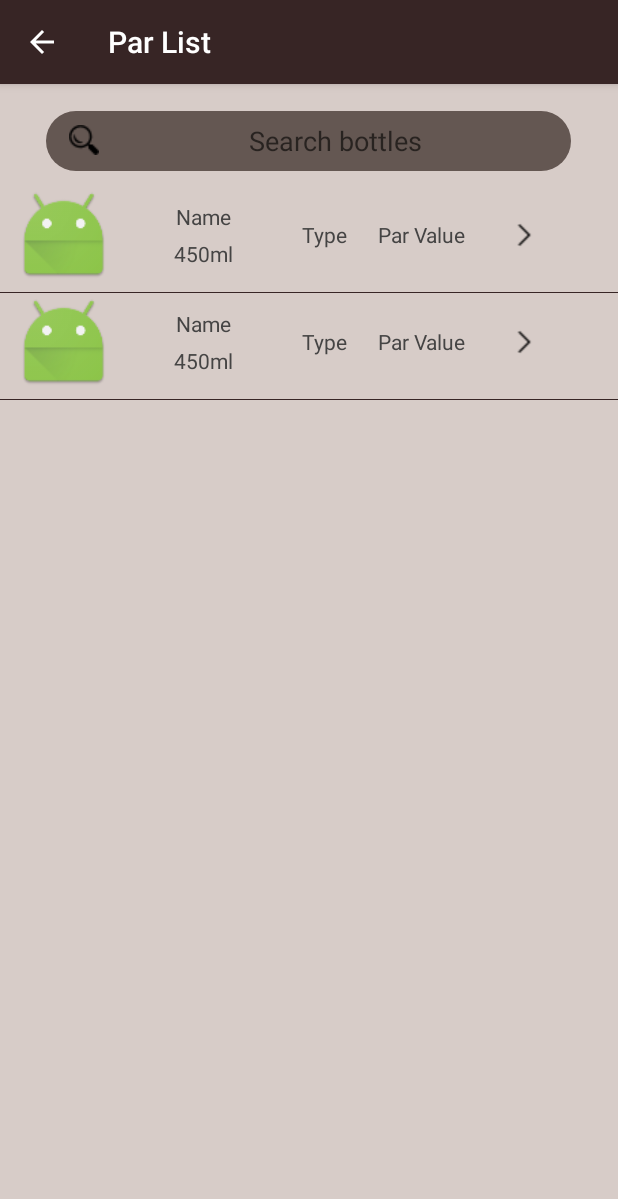
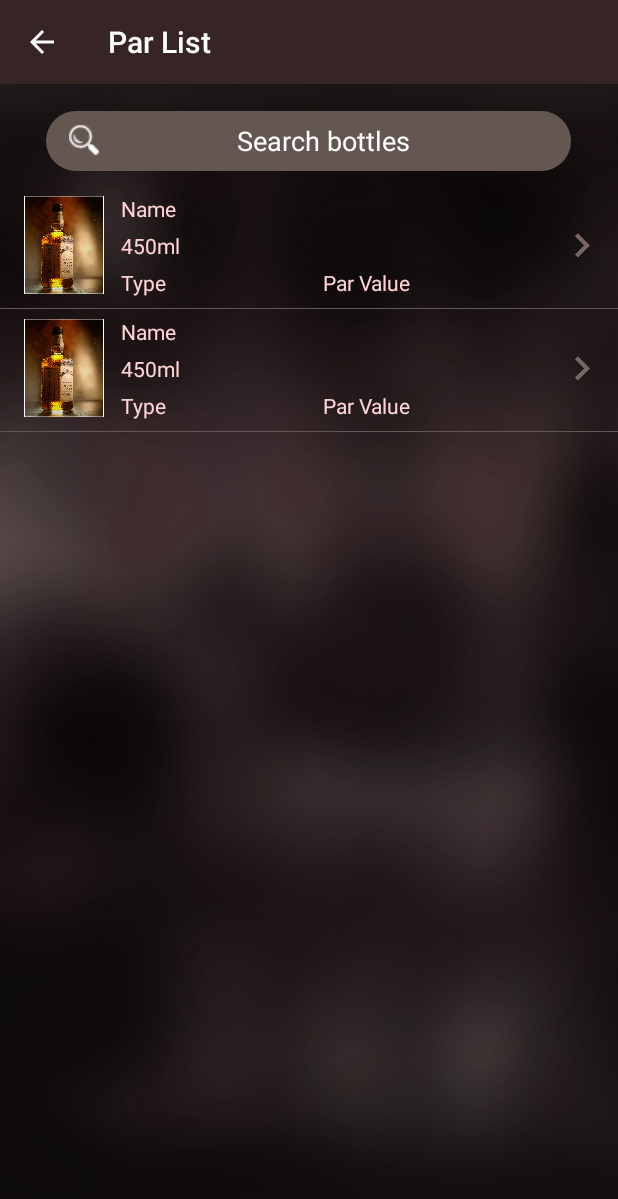
Before and after one commit to KyrosTechnologies/Bar, an Android app: the ParList screen opened directly, with no data from a screen before it, on a phone screen of 412 x 824 dp. Shown: the top 1199 px of the screen. Run offline under Robolectric (Android 15) with nearby library versions, the phone set to English and light mode, and no system bars.

Commit message:
Latest Design

```diff
--- a/app/src/main/AndroidManifest.xml
+++ b/app/src/main/AndroidManifest.xml
@@ -73,7 +73,7 @@
             android:label="My Inventory List" />
         <activity android:name=".BottleDescriptionActivity"/>
         <activity android:name=".ValueOnHand"
-            android:label="Value On Hand"/>
+            android:label="Value on Hand"/>
         <activity android:name=".VenueSummary"
             android:label="Venue Summary"/>
         <activity android:name=".InventoryActivity"
--- a/app/src/main/res/layout/activity_user_details.xml
+++ b/app/src/main/res/layout/activity_user_details.xml
@@ -84,7 +84,6 @@
                 android:layout_width="wrap_content"
                 android:layout_height="wrap_content"
                 android:layout_marginLeft="25dp"
-                android:layout_marginTop="10dp"
                 android:textAlignment="center"
                 android:text="Select Role"
                 android:textSize="18sp"
@@ -95,7 +94,6 @@
                     android:layout_width="18dp"
                     android:layout_height="18dp"
                     android:src="@drawable/arrow"
-                    android:layout_gravity="center"
                     android:layout_marginRight="10dp"/>
 
             </LinearLayout>
--- a/app/src/main/res/layout/par_list.xml
+++ b/app/src/main/res/layout/par_list.xml
@@ -5,13 +5,14 @@
     android:layout_width="match_parent"
     android:layout_height="match_parent"
     android:orientation="vertical"
-    android:background="@color/backgroundcolor"
+    android:background="@drawable/splash"
     tools:context="com.kyros.technologies.bar.SectionBottlesActivity">
 
     <LinearLayout
         android:layout_width="match_parent"
         android:layout_height="wrap_content"
         android:orientation="vertical">
+
         <LinearLayout
             android:layout_width="350dp"
             android:layout_height="40dp"
@@ -24,157 +25,163 @@
             <EditText
                 android:layout_width="match_parent"
                 android:layout_marginLeft="15dp"
-                android:drawableLeft="@drawable/search_20"
+                android:drawableLeft="@drawable/searchwhite_20"
                 android:layout_gravity="center"
                 android:gravity="center"
-                android:textColor="@color/black"
                 android:background="@android:color/transparent"
                 android:hint="Search bottles"
+                android:layout_marginRight="15dp"
+                android:textColorHint="@color/white"
+                android:textColor="@color/white"
                 android:layout_height="wrap_content" />
 
         </LinearLayout>
 
         <LinearLayout
-            android:id="@+id/venue_details"
             android:layout_width="match_parent"
             android:layout_height="wrap_content"
-            android:layout_marginBottom="5dp"
-            android:weightSum="100"
+            android:layout_marginTop="5dp"
             android:orientation="horizontal">
             <ImageView
                 android:layout_width="65dp"
                 android:layout_height="65dp"
-                android:src="@mipmap/ic_launcher"
+                android:src="@drawable/liquier"
                 android:layout_gravity="center"
                 android:layout_marginLeft="10dp"/>
             <LinearLayout
                 android:layout_width="wrap_content"
                 android:layout_gravity="center"
                 android:layout_marginLeft="5dp"
-                android:layout_weight="50"
+                android:layout_weight="1"
                 android:layout_height="wrap_content"
                 android:orientation="vertical">
 
                 <TextView
                     android:layout_width="wrap_content"
                     android:layout_height="wrap_content"
-                    android:layout_gravity="center"
                     android:text="Name"
-                    android:textColor="@color/lightblack"
+                    android:textColor="@color/edit"
                     android:textSize="14sp"/>
                 <TextView
                     android:layout_width="wrap_content"
                     android:layout_height="wrap_content"
                     android:layout_marginTop="5dp"
                     android:text="450ml"
-                    android:layout_gravity="center"
-                    android:textColor="@color/lightblack"
+                    android:textColor="@color/edit"
                     android:textSize="14sp"/>
-            </LinearLayout>
+                <LinearLayout
+                    android:layout_width="match_parent"
+                    android:layout_height="wrap_content"
+                    android:orientation="horizontal"
+                    android:layout_marginTop="5dp">
 
                     <TextView
                         android:layout_width="wrap_content"
                         android:layout_height="wrap_content"
                         android:text="Type"
+                        android:layout_weight="1"
                         android:textSize="14sp"
-                android:textColor="@color/lightblack"
-                android:layout_gravity="center"
-                android:layout_marginLeft="10dp"
-                android:layout_marginRight="10dp"/>
+                        android:textColor="@color/edit"/>
 
                     <TextView
                         android:layout_width="wrap_content"
                         android:layout_height="wrap_content"
-                    android:textColor="@color/lightblack"
+                        android:textColor="@color/edit"
                         android:layout_gravity="center"
                         android:textSize="14sp"
-                    android:text="Par Value"
-                    android:layout_marginLeft="10dp"
-                    android:layout_marginRight="10dp"/>
+                        android:layout_weight="1"
+                        android:text="Par Value"/>
+
+                </LinearLayout>
+
+            </LinearLayout>
 
             <ImageView
-                android:layout_width="wrap_content"
-                android:layout_height="wrap_content"
+                android:layout_width="18dp"
+                android:layout_height="18dp"
                 android:layout_gravity="center"
-                android:layout_weight="25"
-                android:src="@drawable/forward_20"/>
+                android:layout_marginRight="15dp"
+                android:src="@drawable/rightarrow"/>
         </LinearLayout>
 
         <View
             android:layout_width="match_parent"
             android:layout_height="0.5dp"
-            android:background="@color/colorPrimary"/>
+            android:background="@color/edittext"
+            android:layout_marginTop="7dp"/>
 
         <LinearLayout
-            android:id="@+id/venue_details"
             android:layout_width="match_parent"
             android:layout_height="wrap_content"
-            android:layout_marginBottom="5dp"
-            android:weightSum="100"
+            android:layout_marginTop="5dp"
             android:orientation="horizontal">
             <ImageView
                 android:layout_width="65dp"
                 android:layout_height="65dp"
-                android:src="@mipmap/ic_launcher"
+                android:src="@drawable/liquier"
                 android:layout_gravity="center"
                 android:layout_marginLeft="10dp"/>
             <LinearLayout
                 android:layout_width="wrap_content"
                 android:layout_gravity="center"
                 android:layout_marginLeft="5dp"
-                android:layout_weight="50"
+                android:layout_weight="1"
                 android:layout_height="wrap_content"
                 android:orientation="vertical">
 
                 <TextView
                     android:layout_width="wrap_content"
                     android:layout_height="wrap_content"
-                    android:layout_gravity="center"
                     android:text="Name"
-                    android:textColor="@color/lightblack"
+                    android:textColor="@color/edit"
                     android:textSize="14sp"/>
                 <TextView
                     android:layout_width="wrap_content"
                     android:layout_height="wrap_content"
                     android:layout_marginTop="5dp"
                     android:text="450ml"
-                    android:layout_gravity="center"
-                    android:textColor="@color/lightblack"
+                    android:textColor="@color/edit"
                     android:textSize="14sp"/>
-            </LinearLayout>
+                <LinearLayout
+                    android:layout_width="match_parent"
+                    android:layout_height="wrap_content"
+                    android:orientation="horizontal"
+                    android:layout_marginTop="5dp">
 
                     <TextView
                         android:layout_width="wrap_content"
                         android:layout_height="wrap_content"
                         android:text="Type"
+                        android:layout_weight="1"
                         android:textSize="14sp"
-                android:textColor="@color/lightblack"
-                android:layout_gravity="center"
-                android:layout_marginLeft="10dp"
-                android:layout_marginRight="10dp"/>
+                        android:textColor="@color/edit"/>
 
                     <TextView
                         android:layout_width="wrap_content"
                         android:layout_height="wrap_content"
-                android:textColor="@color/lightblack"
+                        android:textColor="@color/edit"
                         android:layout_gravity="center"
                         android:textSize="14sp"
-                android:text="Par Value"
-                android:layout_marginLeft="10dp"
-                android:layout_marginRight="10dp"/>
+                        android:layout_weight="1"
+                        android:text="Par Value"/>
+
+                </LinearLayout>
+
+            </LinearLayout>
 
             <ImageView
-                android:layout_width="wrap_content"
-                android:layout_height="wrap_content"
+                android:layout_width="18dp"
+                android:layout_height="18dp"
                 android:layout_gravity="center"
-                android:layout_weight="25"
-                android:src="@drawable/forward_20"/>
+                android:layout_marginRight="15dp"
+                android:src="@drawable/rightarrow"/>
         </LinearLayout>
 
         <View
             android:layout_width="match_parent"
             android:layout_height="0.5dp"
-            android:background="@color/colorPrimary"/>
+            android:background="@color/edittext"
+            android:layout_marginTop="7dp"/>
 
     </LinearLayout>
 
--- a/app/src/main/res/values/colors.xml
+++ b/app/src/main/res/values/colors.xml
@@ -15,7 +15,7 @@
     <color name="black">#000000</color>
     <color name="edittext">#5e5957</color>
     <color name="line_color">#dedddd</color>
-    <color name="edit">#7b6964</color>
+    <color name="edit">#ffd4d4</color>
     <color name="smallline">#ffbca4</color>
     <color name="searchbarcolor">#645752</color>
     <color name="text_color">#feddd0</color>
```
Also changed, not shown: app/src/main/res/layout/activity_add_section.xml (+31 -30 lines), app/src/main/res/layout/add_bar_dialog.xml (+14 -11 lines), app/src/main/res/layout/add_section_dialog.xml (+15 -13 lines), app/src/main/res/layout/custom_bottle_popup.xml (+11 -10 lines), app/src/main/res/layout/forgot_password_layout.xml (+15 -13 lines), app/src/main/res/layout/logout_dialog.xml (+16 -17 lines), app/src/main/res/layout/user_details_role.xml (+4 -4 lines), app/src/main/res/layout/value_on_hand.xml (+33 -36 lines), app/src/main/res/layout/venue_summary.xml (+13 -16 lines), app/src/main/res/drawable/addsection.png (added), app/src/main/res/drawable/popup.png (added), app/src/main/res/drawable/splash.jpg (deleted), app/src/main/res/drawable/splash.png (added). Lines whose indentation alone changed are shown as unchanged.
